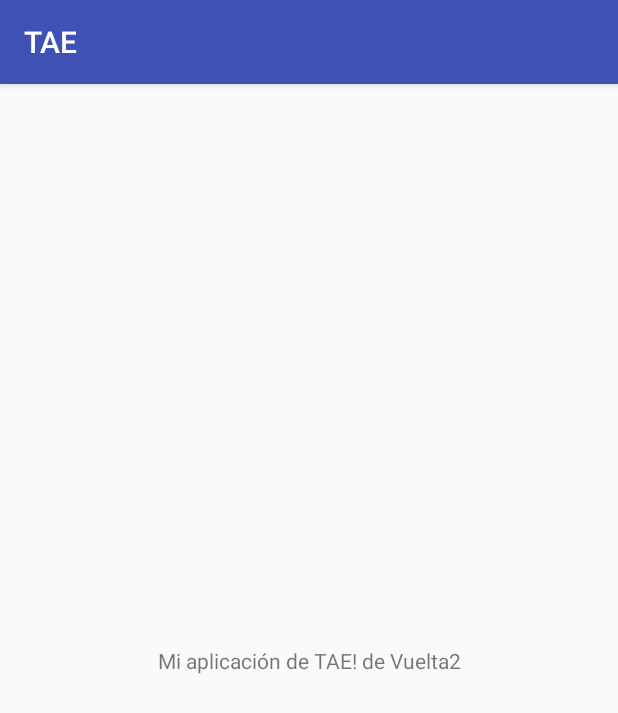
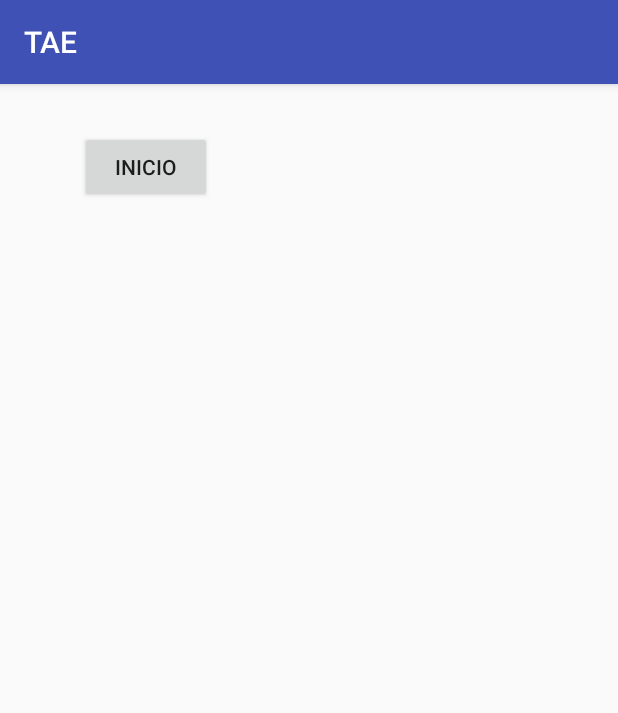
Before and after one commit to JessicaCaraballo/TAE_, an Android app: the screen it shows after launch (MainActivity), on a phone screen of 412 x 824 dp. Shown: the top 713 px of the screen. Run offline under Robolectric (Android 15) with nearby library versions, the phone set to English and light mode, and no system bars.

Commit message:
Cambios en el activity_main

```diff
--- a/app/src/main/res/layout/activity_main.xml
+++ b/app/src/main/res/layout/activity_main.xml
@@ -6,13 +6,28 @@
     android:layout_height="match_parent"
     tools:context="com.example.jessi.tae.MainActivity">
 
-    <TextView
-        android:layout_width="wrap_content"
-        android:layout_height="wrap_content"
-        android:text="Mi aplicación de TAE! de Vuelta2"
-        app:layout_constraintBottom_toBottomOf="parent"
-        app:layout_constraintLeft_toLeftOf="parent"
-        app:layout_constraintRight_toRightOf="parent"
-        app:layout_constraintTop_toTopOf="parent" />
+
+    <RelativeLayout
+        android:layout_width="368dp"
+        android:layout_height="495dp"
+        tools:layout_editor_absoluteX="8dp"
+        tools:layout_editor_absoluteY="8dp">
+
+        <Button
+            android:id="@+id/button2"
+            android:layout_width="wrap_content"
+            android:layout_height="wrap_content"
+            android:layout_alignParentLeft="true"
+            android:layout_alignParentStart="true"
+            android:layout_alignParentTop="true"
+            android:layout_marginLeft="53dp"
+            android:layout_marginStart="53dp"
+            android:layout_marginTop="31dp"
+            android:text="Inicio"
+            tools:layout_editor_absoluteX="32dp"
+            tools:layout_editor_absoluteY="36dp" />
+
+    </RelativeLayout>
+
 
 </android.support.constraint.ConstraintLayout>
```
